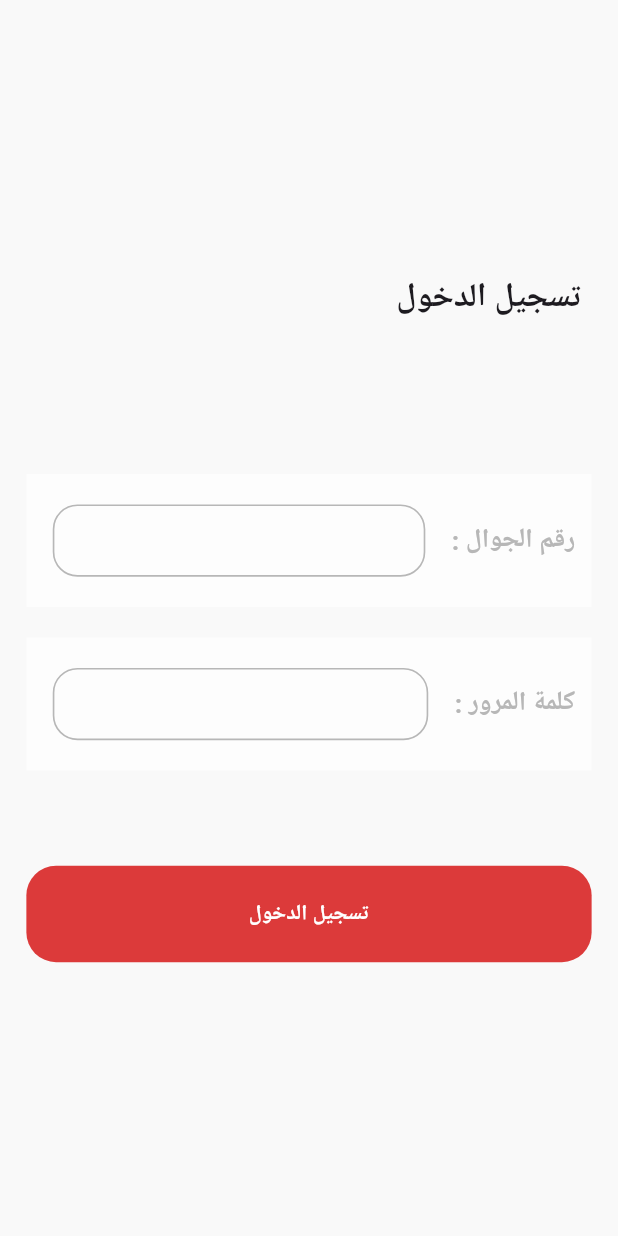
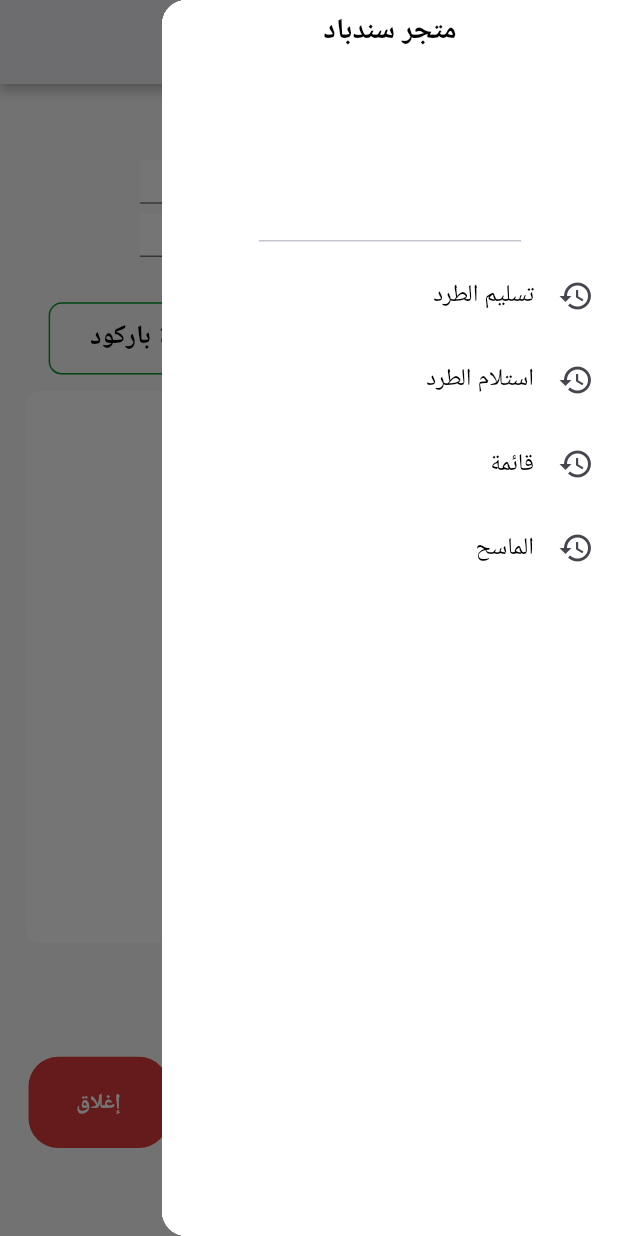
Before and after one commit to omerabdooo/test_order_life_cycle, a Flutter app: the screen it shows after launch, with the side drawer open (before the commit the screen has no drawer), on a phone screen of 412 x 824 dp. Run offline on Flutter 3.47's test engine with Material 3 defaults, Android fonts, the phone set to English and light mode, and no system bars; our stand-ins replace dartz, dio, flutter_screenutil, flutter_secure_storage, go_router, google_fonts and 2 more; missing offline and left inert: dart:ffi, mobile_scanner; Roboto replaces fonts that are missing (Almarai).

Commit message:
finish qr code

```diff
--- /dev/null
+++ b/lib/core/shared_widgets/salem_drawer/drawer_tile_widget.dart
@@ -0,0 +1,29 @@
+import 'package:flutter/material.dart';
+import 'package:flutter_screenutil/flutter_screenutil.dart';
+
+class KDrawerTileWidget extends StatelessWidget {
+  final String title;
+  final Widget leading;
+  final void Function()? ontap;
+
+  const KDrawerTileWidget(
+      {super.key,
+      required this.title,
+      required this.leading,
+      required this.ontap});
+
+  @override
+  Widget build(BuildContext context) {
+    return Padding(
+      padding: EdgeInsets.only(left: 25.0.w),
+      child: ListTile(
+        title: Text(
+          title,
+          style: TextStyle(color: Colors.black),
+        ),
+        leading: leading,
+        onTap: ontap,
+      ),
+    );
+  }
+}
--- /dev/null
+++ b/lib/core/shared_widgets/salem_drawer/drawer_widget.dart
@@ -0,0 +1,76 @@
+import 'package:flutter/material.dart';
+import 'package:flutter_screenutil/flutter_screenutil.dart';
+import 'package:go_router/go_router.dart';
+import 'package:test_order_life_cycle/core/utils/route.dart';
+import 'drawer_tile_widget.dart';
+
+class KDrawerWidget extends StatelessWidget {
+  const KDrawerWidget({super.key});
+
+  @override
+  Widget build(BuildContext context) {
+    return Drawer(
+      child: Container(
+        color: Colors.white,
+        child: Column(
+          children: [
+            DrawerHeader(
+                padding: const EdgeInsets.all(5),
+                child: Column(
+                  mainAxisAlignment: MainAxisAlignment.start,
+                  children: [
+                    Container(
+                      height: 25.h,
+                      width: 150.w,
+                      alignment: Alignment.center,
+                      child: Text(
+                        'متجر سندباد',
+                        style: TextStyle(
+                            fontSize: 17.5.sp,
+                            fontWeight: FontWeight.bold,
+                            color: Colors.black),
+                      ),
+                    ),
+                    SizedBox(
+                      height: 10.h,
+                    )
+                  ],
+                )),
+            KDrawerTileWidget(
+                title: 'تسليم الطرد',
+                leading: const Icon(Icons.history),
+                ontap: () {
+                      GoRouter.of(context).pushReplacement(
+                      AppRouter.storeRouters.kParcelDelivery);
+
+                },),
+            KDrawerTileWidget(
+                title: 'استلام الطرد',
+                leading: const Icon(Icons.history),
+                ontap: () {
+                      GoRouter.of(context).pushReplacement(
+                      AppRouter.storeRouters.kReceiveParcels);
+
+                },),
+            KDrawerTileWidget(
+                title: 'قائمة',
+                leading: const Icon(Icons.history),
+                ontap: () {
+                      GoRouter.of(context).pushReplacement(
+                      AppRouter.storeRouters.kRemainingParcels);
+
+                },),
+            KDrawerTileWidget(
+                title: 'الماسح',
+                leading: const Icon(Icons.history),
+                ontap: () {
+                      GoRouter.of(context).pushReplacement(
+                      AppRouter.storeRouters.kQRCodeScanner);
+
+                },),
+          ],
+        ),
+      ),
+    );
+  }
+}
--- a/lib/core/utils/route.dart
+++ b/lib/core/utils/route.dart
@@ -1,5 +1,9 @@
 import 'package:go_router/go_router.dart';
 import 'package:test_order_life_cycle/features/auth_feature/ui/screens/login_screen.dart';
+import 'package:test_order_life_cycle/features/delivery/Parcel_Delivery/ui/screen/ParcelDelivery.dart';
+import 'package:test_order_life_cycle/features/delivery/Receive_Parcels/ui/screen/ReceiveParcels.dart';
+import 'package:test_order_life_cycle/features/delivery/Remaining_parcels/ui/screen/RemainingParcels.dart';
+import 'package:test_order_life_cycle/features/delivery/test_qr.dart';
 import 'package:test_order_life_cycle/features/store/home/ui/screen/store_home_page.dart';
 import 'package:test_order_life_cycle/features/store/order_processing/ui/screen/store_order_processing.dart';
 // import 'package:sindbad_management_app/store_app_features/add_product/ui/screen/store_add_product.dart';
@@ -17,6 +21,12 @@
 
 class StoreRouters {
   String kLogin = '/';
+  String kParcelDelivery = '/parcelDelivery';
+  String kReceiveParcels = '/receiveParcels';
+  String kRemainingParcels = '/remainingParcels';
+  String kQRCodeScanner = '/qrCodeScanner';
+
+
   String kStoreHome = 'storeHome';
   String kStoreAddProduct = '/store/addProduct';
   String kStoreOrderProcessing = '/store/orderProcessing';
@@ -39,7 +49,23 @@
       // Store Routes
       GoRoute(
         path: AppRouter.storeRouters.kLogin,
-        builder: (context, state) => const LoginScreen(),
+        builder: (context, state) =>  ParcelDelivery(),
+      ),
+      GoRoute(
+        path: AppRouter.storeRouters.kParcelDelivery,
+        builder: (context, state) =>  ParcelDelivery(),
+      ),
+      GoRoute(
+        path: AppRouter.storeRouters.kReceiveParcels,
+        builder: (context, state) => const ReceiveParcels(),
+      ),
+      GoRoute(
+        path: AppRouter.storeRouters.kRemainingParcels,
+        builder: (context, state) =>  Remainingparcels(),
+      ),
+      GoRoute(
+        path: AppRouter.storeRouters.kQRCodeScanner,
+        builder: (context, state) =>  const QRCodeScanner(),
       ),
 
       GoRoute(
--- a/lib/core/widgets/NumberOrder.dart
+++ b/lib/core/widgets/NumberOrder.dart
@@ -3,25 +3,33 @@
 import 'package:test_order_life_cycle/core/styles/Colors.dart';
 import 'package:test_order_life_cycle/core/styles/text_style.dart';
 import 'package:test_order_life_cycle/core/widgets/DataOrder.dart';
+import 'package:test_order_life_cycle/features/delivery/test_qr.dart';
 
 class KNumberOrderWidget extends StatefulWidget {
   final bool isShow;
+  final Function(String)? onScannedData; // Callback for scanned data
+  final TextEditingController? orderId;
+  final TextEditingController? receiptCode;
 
-  const KNumberOrderWidget({super.key, required this.isShow});
+  const KNumberOrderWidget({
+    super.key,
+    required this.isShow,
+    this.onScannedData,
+    this.orderId,
+    this.receiptCode,
+  });
+
   @override
   State<KNumberOrderWidget> createState() => _KNumberOrderWidgetState();
 }
 
-TextEditingController OrderNumber = TextEditingController();
-TextEditingController OrderNumber1 = TextEditingController();
+TextEditingController orderNumberDetails = TextEditingController();
 
 class _KNumberOrderWidgetState extends State<KNumberOrderWidget> {
-  // String NumberParcels;
 
   @override
   Widget build(BuildContext context) {
-    return Container(
-      child: Column(
+    return Column(
       children: [
         Column(
           children: [
@@ -44,14 +52,15 @@
                     height: 23.h,
                     color: Colors.white,
                     child: TextField(
-                          controller: OrderNumber,
+                      controller: widget.orderId, // Use orderId as controller
                       keyboardType: TextInputType.number,
-                        )),
+                    ),
+                  ),
                 ),
               ],
             ),
             SizedBox(height: 5.h),
-              if (widget.isShow != true)
+            if (!widget.isShow)
               Row(
                 mainAxisAlignment: MainAxisAlignment.center,
                 children: [
@@ -63,7 +72,6 @@
                           .copyWith(color: AppColors.greyHint),
                     ),
                   ),
-                    // Spacer(),
                   Padding(
                     padding: EdgeInsets.only(
                         bottom: 10.0.h, right: 20.0.w, left: 80.w),
@@ -72,9 +80,10 @@
                       height: 23.h,
                       color: Colors.white,
                       child: TextField(
-                            controller: OrderNumber1,
+                        controller: widget.receiptCode,
                         keyboardType: TextInputType.number,
-                          )),
+                      ),
+                    ),
                   ),
                 ],
               ),
@@ -101,14 +110,14 @@
                     ),
                     child: Text(
                       "استلام",
-                          style:
-                              KTextStyle.tabs.copyWith(color: AppColors.black),
+                      style: KTextStyle.tabs.copyWith(color: AppColors.black),
                     ),
                     onPressed: () {
                       setState(() {
-                            OrderNumber.text;
+                        orderNumberDetails.text = widget.orderId?.text ?? '';
                       });
-                        }),
+                    },
+                  ),
                 ),
               ),
               Padding(
@@ -126,20 +135,32 @@
                     ),
                     child: Text(
                       "قراءة باركود",
-                          style:
-                              KTextStyle.tabs.copyWith(color: AppColors.black),
+                      style: KTextStyle.tabs.copyWith(color: AppColors.black),
                     ),
-                        onPressed: () {}),
+                    onPressed: () {
+                      Navigator.push(
+                        context,
+                        MaterialPageRoute(
+                          builder: (context) => QRCodeScanner(
+                            onScanned: (scannedData) {
+                              setState(() {
+                                widget.orderId?.text = scannedData;
+                              });
+                            },
+                          ),
+                        ),
+                      );
+                    },
+                  ),
                 ),
               ),
             ],
           ),
         ),
         KDataOrderWidget(
-            OrderNumber: OrderNumber.text,
+          OrderNumber: orderNumberDetails.text,
         ),
       ],
-      ),
     );
   }
 }
--- a/lib/features/auth_feature/ui/screens/login_screen.dart
+++ b/lib/features/auth_feature/ui/screens/login_screen.dart
@@ -1,6 +1,7 @@
 import 'package:flutter/material.dart';
 import 'package:flutter_screenutil/flutter_screenutil.dart';
 import 'package:go_router/go_router.dart';
+import 'package:test_order_life_cycle/core/shared_widgets/salem_drawer/drawer_widget.dart';
 import 'package:test_order_life_cycle/core/styles/text_style.dart';
 import 'package:test_order_life_cycle/core/utils/route.dart';
 import 'package:test_order_life_cycle/core/widgets/custom_primary_button_widget.dart';
@@ -34,6 +35,7 @@
 
     var media = MediaQuery.of(context).size.width;
     return Scaffold(
+      drawer: const KDrawerWidget(),
       body: Padding(
         padding: EdgeInsets.symmetric(vertical: 16.0.h, horizontal: 16.0.w),
         child: Column(
--- a/lib/features/delivery/Parcel_Delivery/ui/screen/ParcelDelivery.dart
+++ b/lib/features/delivery/Parcel_Delivery/ui/screen/ParcelDelivery.dart
@@ -1,6 +1,7 @@
 import 'package:flutter/material.dart';
 import 'package:flutter_screenutil/flutter_screenutil.dart';
 import 'package:go_router/go_router.dart';
+import 'package:test_order_life_cycle/core/shared_widgets/salem_drawer/drawer_widget.dart';
 import 'package:test_order_life_cycle/core/utils/route.dart';
 import 'package:test_order_life_cycle/core/widgets/NumberOrder.dart';
 import 'package:test_order_life_cycle/core/widgets/custom_appbar_widget.dart';
@@ -10,11 +11,12 @@
   @override
   State<ParcelDelivery> createState() => _ParcelDeliveryState();
 }
-
+TextEditingController receiptCode = TextEditingController();
 class _ParcelDeliveryState extends State<ParcelDelivery> {
   @override
   Widget build(BuildContext context) {
     return Scaffold(
+      drawer: const KDrawerWidget(),
       body: SingleChildScrollView(
         child: Column(
           children: [
@@ -23,6 +25,7 @@
             ),
             KNumberOrderWidget(
               isShow: false,
+              receiptCode: receiptCode
             ),
             SizedBox(
               height: 10.h,
@@ -37,7 +40,9 @@
                     width: 170,
                     height: 48,
                     buttonName: "تأكيـــد",
-                    onPressed: () {}),
+                    onPressed: () {
+                    print(receiptCode.text);
+                    }),
                 SizedBox(width: 20.h), // Space between buttons
                 KCustomPrimaryButtonWidget(
                     width: 85,
--- a/lib/features/delivery/Remaining_parcels/ui/screen/RemainingParcels.dart
+++ b/lib/features/delivery/Remaining_parcels/ui/screen/RemainingParcels.dart
@@ -1,5 +1,6 @@
 import 'package:flutter/material.dart';
 import 'package:flutter_screenutil/flutter_screenutil.dart';
+import 'package:test_order_life_cycle/core/shared_widgets/salem_drawer/drawer_widget.dart';
 import 'package:test_order_life_cycle/core/styles/Colors.dart';
 import 'package:test_order_life_cycle/core/styles/text_style.dart';
 import 'package:test_order_life_cycle/core/widgets/a_order.dart';
@@ -10,6 +11,7 @@
   @override
   Widget build(BuildContext context) {
     return Scaffold(
+      drawer: const KDrawerWidget(),
       resizeToAvoidBottomInset: false,
       backgroundColor: AppColors.backgroundColor,
       body: Column(
--- a/pubspec.yaml
+++ b/pubspec.yaml
@@ -43,6 +43,7 @@
   google_fonts: ^6.2.1
   flutter_localization: ^0.2.2
   flutter_secure_storage: ^9.2.2
+  mobile_scanner: ^6.0.2
 
 dev_dependencies:
   flutter_test:
```
Also changed, not shown: lib/features/delivery/Receive_Parcels/ui/screen/ReceiveParcels.dart (+7 -2 lines), lib/features/delivery/test_qr.dart (added, +48 -0 lines), 1 other file. Lines whose indentation alone changed are shown as unchanged.
